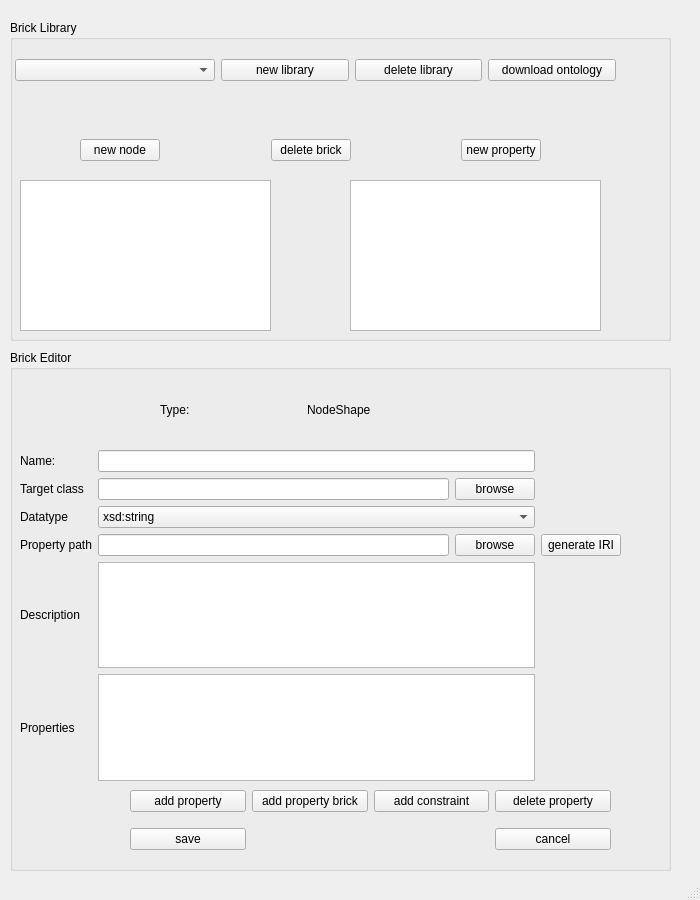
Before: the Qt Designer form brick_app_v2/ui/main_window.ui in heinz-preisig/DASH_GUI, drawn with Qt 5.
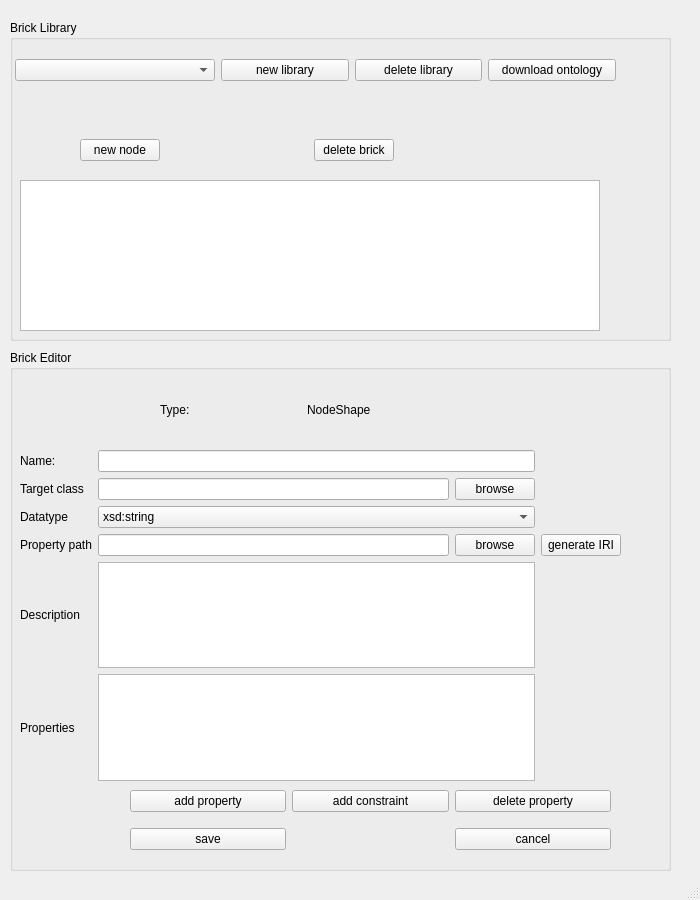
After: the same form once the commit is applied.

The edit to the form file:
```diff
--- a/brick_app_v2/ui/main_window.ui
+++ b/brick_app_v2/ui/main_window.ui
@@ -26,22 +26,12 @@
     <property name="title">
      <string>Brick Library</string>
     </property>
-    <widget class="QListWidget" name="propertyBrickList">
-     <property name="geometry">
-      <rect>
-       <x>340</x>
-       <y>160</y>
-       <width>251</width>
-       <height>151</height>
-      </rect>
-     </property>
-    </widget>
     <widget class="QListWidget" name="nodeBrickList">
      <property name="geometry">
       <rect>
        <x>10</x>
        <y>160</y>
-       <width>251</width>
+       <width>580</width>
        <height>151</height>
       </rect>
      </property>
@@ -96,13 +86,6 @@
         </property>
        </spacer>
       </item>
-      <item>
-       <widget class="QPushButton" name="newProperty">
-        <property name="text">
-         <string>new property</string>
-        </property>
-       </widget>
-      </item>
      </layout>
     </widget>
     <widget class="QWidget" name="horizontalLayoutWidget_4">
@@ -335,13 +318,6 @@
       </rect>
      </property>
      <layout class="QGridLayout" name="gridLayout_2">
-      <item row="0" column="1">
-       <widget class="QPushButton" name="addPropertyBrick">
-        <property name="text">
-         <string>add property brick</string>
-        </property>
-       </widget>
-      </item>
       <item row="0" column="3">
        <widget class="QPushButton" name="deleteProperty">
         <property name="text">
```
